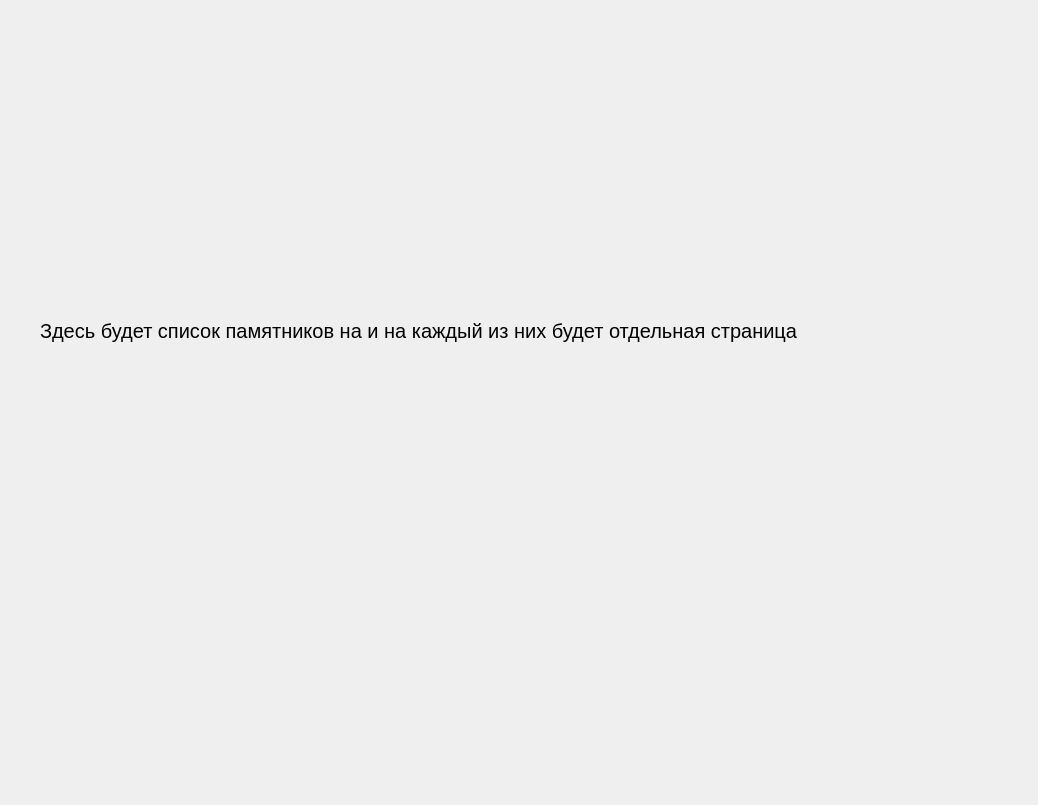
This is app/ui/monuments_list_window.ui in reisenbest/PPK_ARCHEOMAP as Qt 5 draws it before an edit. The edited form follows.
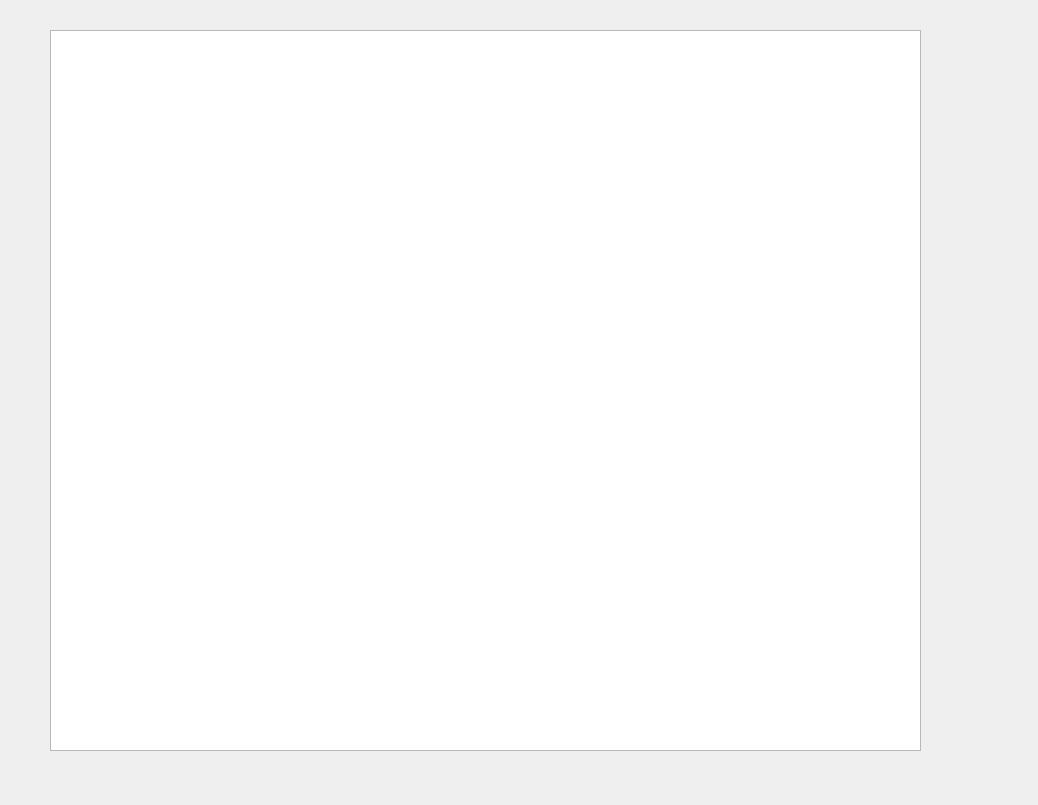
This is the edited form.

The edit to the form file:
```diff
--- a/app/ui/monuments_list_window.ui
+++ b/app/ui/monuments_list_window.ui
@@ -13,23 +13,15 @@
   <property name="windowTitle">
    <string>Form</string>
   </property>
-  <widget class="QLabel" name="databaseLabel">
+  <widget class="QListWidget" name="MonumentslistWidget">
    <property name="geometry">
     <rect>
-     <x>40</x>
-     <y>230</y>
-     <width>981</width>
-     <height>201</height>
+     <x>50</x>
+     <y>30</y>
+     <width>871</width>
+     <height>721</height>
     </rect>
    </property>
-   <property name="font">
-    <font>
-     <pointsize>15</pointsize>
-    </font>
-   </property>
-   <property name="text">
-    <string>Здесь будет список памятников на и на каждый из них будет отдельная страница</string>
-   </property>
   </widget>
  </widget>
  <resources/>
```
